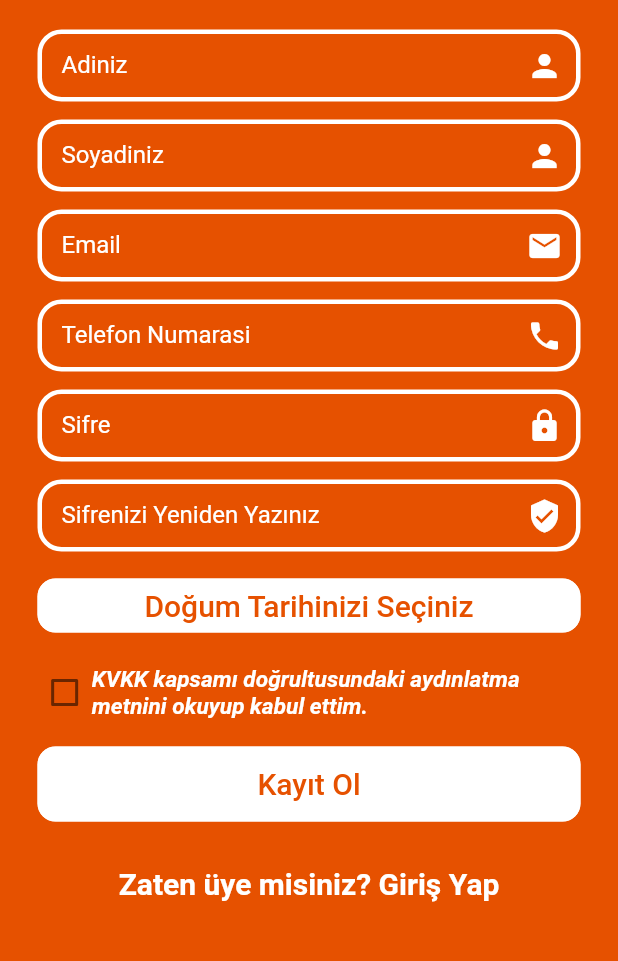
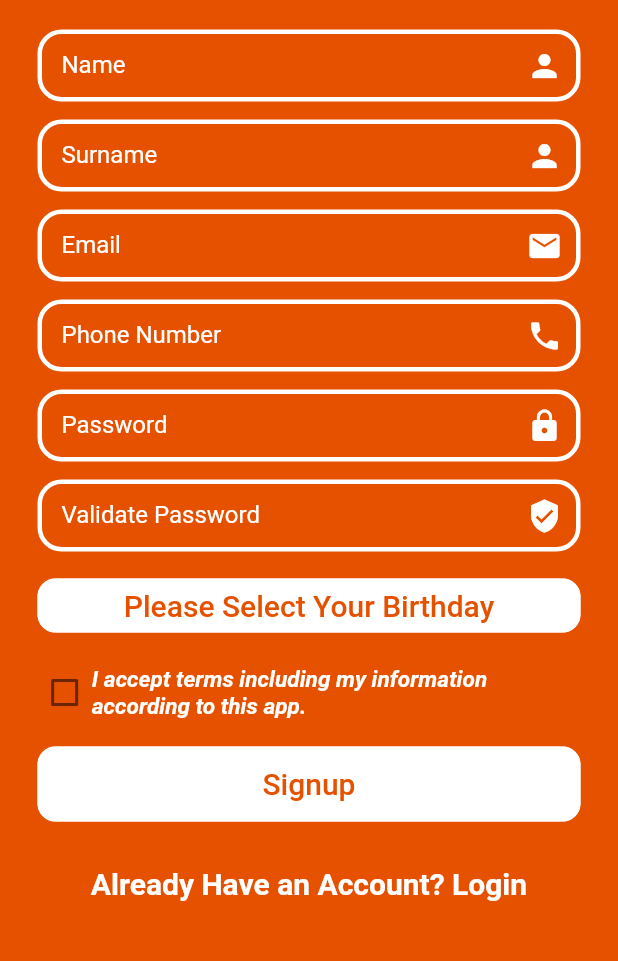
Before and after one commit to tarikisildar/SelfSahaf, a Flutter app: the Signup screen opened by its route, on a phone screen of 412 x 824 dp, the part 188-1149 px from its top. Run offline on Flutter 3.47's test engine with Material 2 defaults, Android fonts, the phone set to English and light mode, and no system bars; our stand-ins replace carousel_pro, cookie_jar, dio, dio_cookie_manager, get_it; missing offline and left inert: searchable_dropdown; accounts and stored records are empty.

Commit message:
login signup language fix

```diff
--- a/lib/views/registration/login.dart
+++ b/lib/views/registration/login.dart
@@ -134,7 +134,7 @@ class _LoginPageState extends State<LoginPage> {
                       isPassword: true,
                       controller: _passwordController,
                       inputType: TextInputType.emailAddress,
-                      labelText: "Sifre",
+                      labelText: "Password",
                       suffixIcon: Icon(
                         Icons.lock,
                         color: Colors.white,
@@ -161,7 +161,7 @@ class _LoginPageState extends State<LoginPage> {
                           }*/
                         },
                         child: Text(
-                          "Giris Yap",
+                          "Login",
                           style: TextStyle(
                               color: Color.fromRGBO(230, 81, 0, 1),
                               fontSize: 20),
@@ -187,7 +187,7 @@ class _LoginPageState extends State<LoginPage> {
                               ModalRoute.withName("/Home"));
                         },
                         child: Text(
-                          "Kayit Ol",
+                          "Signup",
                           style: TextStyle(
                               color: Color.fromRGBO(230, 81, 0, 1),
                               fontSize: 20),
@@ -203,7 +203,7 @@ class _LoginPageState extends State<LoginPage> {
                           print("Sifremi unuttum aq");
                         },
                         child: Text(
-                          "Sifremi Unuttum",
+                          "Forgot My Password",
                           style: TextStyle(color: Colors.white, fontSize: 15),
                         ),
                       ),
--- a/lib/views/registration/signup.dart
+++ b/lib/views/registration/signup.dart
@@ -26,7 +26,7 @@ class _SignupState extends State<Signup> {
     }
   }
 
-  var dob = "Doğum Tarihinizi Seçiniz";
+  var dob = "Please Select Your Birthday";
 
   final _formKey = GlobalKey<FormState>();
   final _scaffoldKey = GlobalKey<ScaffoldState>();
@@ -178,7 +178,7 @@ class _SignupState extends State<Signup> {
                       controller: _fnameController,
                       inputType: TextInputType.text,
                       validation: fnameValidation,
-                      labelText: "Adiniz",
+                      labelText: "Name",
                       suffixIcon: Icon(
                         Icons.person,
                         color: Colors.white,
@@ -190,7 +190,7 @@ class _SignupState extends State<Signup> {
                       controller: _surnameController,
                       inputType: TextInputType.text,
                       validation: surnameValidation,
-                      labelText: "Soyadiniz",
+                      labelText: "Surname",
                       suffixIcon: Icon(
                         Icons.person,
                         color: Colors.white,
@@ -214,7 +214,7 @@ class _SignupState extends State<Signup> {
                       controller: _phoneController,
                       inputType: TextInputType.phone,
                       validation: telephoneNumberValidation,
-                      labelText: "Telefon Numarasi",
+                      labelText: "Phone Number",
                       suffixIcon: Icon(
                         Icons.phone,
                         color: Colors.white,
@@ -226,7 +226,7 @@ class _SignupState extends State<Signup> {
                       controller: _passController,
                       inputType: TextInputType.visiblePassword,
                       validation: passwrdValidation,
-                      labelText: "Sifre",
+                      labelText: "Password",
                       isPassword: true,
                       suffixIcon: Icon(
                         Icons.lock,
@@ -240,7 +240,7 @@ class _SignupState extends State<Signup> {
                       inputType: TextInputType.visiblePassword,
                       validation: passwrdValidation,
                       isPassword: true,
-                      labelText: "Sifrenizi Yeniden Yazınız",
+                      labelText: "Validate Password",
                       suffixIcon: Icon(
                         Icons.verified_user,
                         color: Colors.white,
@@ -280,7 +280,7 @@ class _SignupState extends State<Signup> {
                       Expanded(
                         flex: 18,
                         child: Text(
-                          "KVKK kapsamı doğrultusundaki aydınlatma metnini okuyup kabul ettim.",
+                          "I accept terms including my information according to this app.",
                           style: TextStyle(
                               fontSize: 15,
                               color: Colors.white,
@@ -298,7 +298,7 @@ class _SignupState extends State<Signup> {
                               side: BorderSide(color: Colors.white)),
                           color: Colors.white,
                           child: Text(
-                            "Kayıt Ol",
+                            "Signup",
                             style: TextStyle(
                                 color: Color.fromRGBO(230, 81, 0, 1),
                                 fontSize: 20.0),
@@ -316,7 +316,7 @@ class _SignupState extends State<Signup> {
                               _scaffoldKey.currentState.showSnackBar(SnackBar(
                                 backgroundColor: Colors.white,
                                 content: Text(
-                                  "Lütfen KVKK sözleşmesini kabul ediniz!",
+                                  "Please Accept Terms",
                                   style: TextStyle(
                                       color: Color.fromRGBO(230, 81, 0, 1),
                                       fontSize: 18),
@@ -327,7 +327,7 @@ class _SignupState extends State<Signup> {
                               _scaffoldKey.currentState.showSnackBar(SnackBar(
                                 backgroundColor: Colors.white,
                                 content: Text(
-                                  "Şifreler Uyuşmuyor!",
+                                  "Passwords Not Matching.",
                                   style: TextStyle(
                                       color: Color.fromRGBO(230, 81, 0, 1),
                                       fontSize: 18),
@@ -339,7 +339,7 @@ class _SignupState extends State<Signup> {
                     SizedBox(height: 30.0),
                     Center(
                         child: GestureDetector(
-                            child: Text("Zaten üye misiniz? Giriş Yap",
+                            child: Text("Already Have an Account? Login",
                                 style: TextStyle(
                                     color: Colors.white, fontSize: 20)),
                             onTap: () {
```
